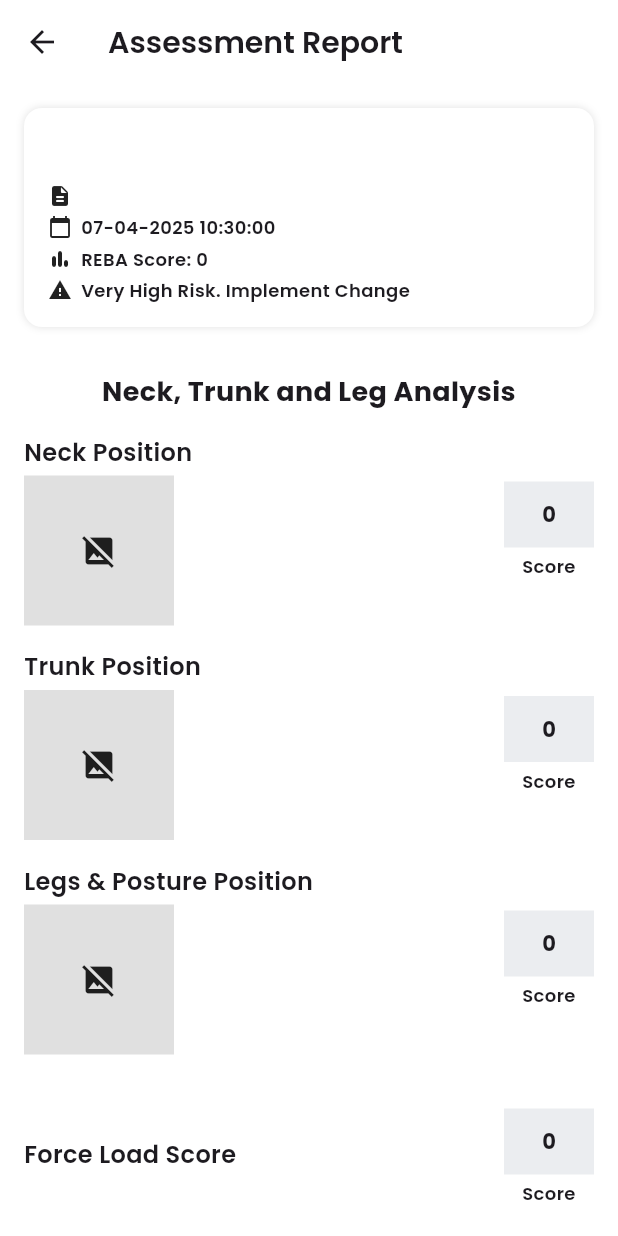
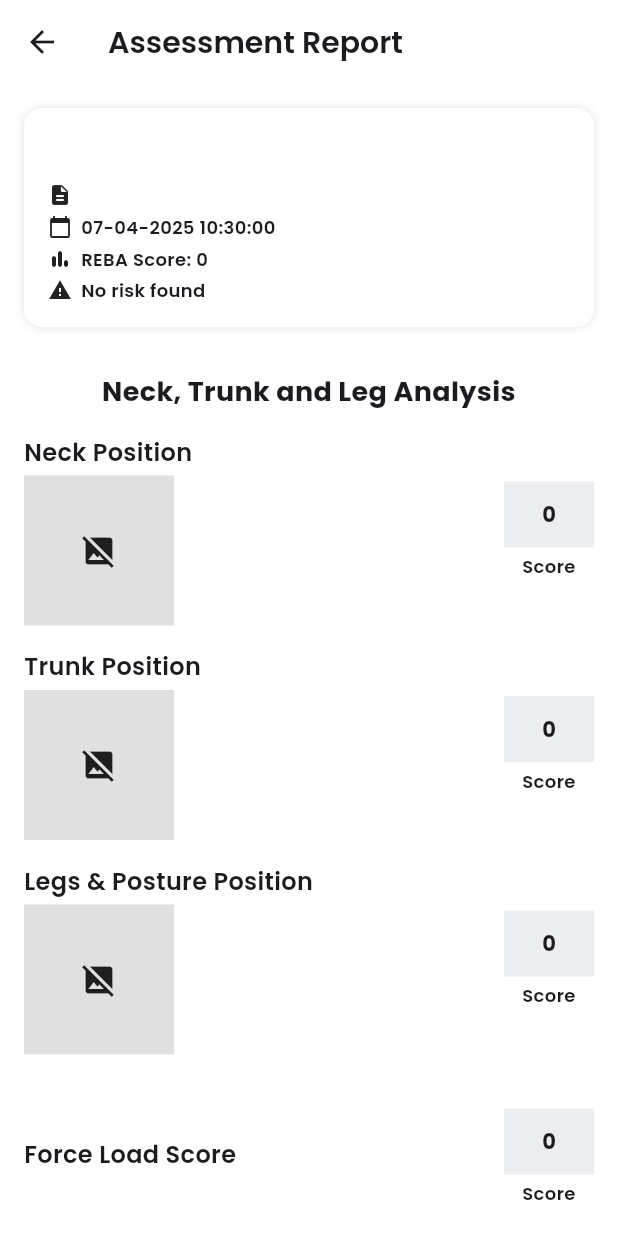
Before and after one commit to donyfajarr/rebain, a Flutter app: the AssessmentDetailsPage screen opened directly with empty values, on a phone screen of 412 x 824 dp. Run offline on Flutter 3.47's test engine with Material 3 defaults, Android fonts, the light colour scheme and no system bars; our stand-ins replace cloud_firestore, device_info_plus, file_picker, firebase_auth, firebase_core, flutter_dotenv and 6 more; missing offline and left inert: tflite_flutter, tflite_flutter_helper; accounts and stored records are empty.

Commit message:
fix overflow details report header

```diff
--- a/lib/details.dart
+++ b/lib/details.dart
@@ -617,21 +617,15 @@ Widget build(BuildContext context) {
   int overallScore = (data['overallScore'] ?? 0) as int;
   String risk = 'No risk found';
 
-    print(overallScore);
-      // Ensure 'overallScore' is a number and check if it's greater than 1
   if (overallScore == 1) {
     risk = 'Negligible Risk';
-    }
-    else if(overallScore >= 2 && overallScore <= 3){
+  } else if (overallScore >= 2 && overallScore <= 3) {
     risk = 'Low Risk. Change may be needed';
-    }
-    else if(overallScore >=4 && overallScore<=7){
+  } else if (overallScore >= 4 && overallScore <= 7) {
     risk = 'Medium Risk. Further Investigate. Change Soon.';
-    }
-    else if (overallScore >=8 && overallScore <=10){
+  } else if (overallScore >= 8 && overallScore <= 10) {
     risk = 'High Risk. Investigate and Implement Change';
-    }
-    else{
+  } else if (overallScore > 10) {
     risk = 'Very High Risk. Implement Change';
   }
 
@@ -645,19 +639,72 @@ Widget build(BuildContext context) {
     child: Column(
       crossAxisAlignment: CrossAxisAlignment.start,
       children: [
-          Text(data['title'].toString(), style: TextStyle(fontSize: 18, fontWeight: FontWeight.bold, color:Color.fromRGBO(55, 149, 112, 1))),
+        Text(
+          data['title'].toString(),
+          style: TextStyle(
+              fontSize: 18,
+              fontWeight: FontWeight.bold,
+              color: Color.fromRGBO(55, 149, 112, 1)),
+        ),
         SizedBox(height: 8),
-          Row(children: [Icon(Icons.description_rounded, size: 16), SizedBox(width: 6), Text(data['description'].toString(), style:TextStyle(fontFamily: 'Poppins', fontSize: 12))]),
+        Row(
+          crossAxisAlignment: CrossAxisAlignment.start,
+          children: [
+            Icon(Icons.description_rounded, size: 16),
+            SizedBox(width: 6),
+            Expanded(
+              child: Text(
+                data['description'].toString(),
+                style: TextStyle(fontFamily: 'Poppins', fontSize: 12),
+              ),
+            ),
+          ],
+        ),
         SizedBox(height: 4),
-          Row(children: [Icon(Icons.calendar_today, size: 16), SizedBox(width: 6), Text(formattedDate, style:TextStyle(fontFamily: 'Poppins', fontSize: 12))]),
+        Row(
+          children: [
+            Icon(Icons.calendar_today, size: 16),
+            SizedBox(width: 6),
+            Expanded(
+              child: Text(
+                formattedDate,
+                style: TextStyle(fontFamily: 'Poppins', fontSize: 12),
+              ),
+            ),
+          ],
+        ),
         SizedBox(height: 4),
-          Row(children: [Icon(Icons.bar_chart_rounded, size: 16), SizedBox(width: 6), Text("REBA Score: ${data['overallScore'] ?? '-'}", style:TextStyle(fontFamily: 'Poppins', fontSize: 12))]),
+        Row(
+          children: [
+            Icon(Icons.bar_chart_rounded, size: 16),
+            SizedBox(width: 6),
+            Expanded(
+              child: Text(
+                "REBA Score: ${data['overallScore'] ?? '-'}",
+                style: TextStyle(fontFamily: 'Poppins', fontSize: 12),
+              ),
+            ),
+          ],
+        ),
         SizedBox(height: 4),
-          Row(children: [Icon(Icons.warning, size: 16), SizedBox(width: 6), Text(risk, style:TextStyle(fontFamily: 'Poppins', fontSize: 12))]),
+        Row(
+          crossAxisAlignment: CrossAxisAlignment.start,
+          children: [
+            Icon(Icons.warning, size: 16),
+            SizedBox(width: 6),
+            Expanded(
+              child: Text(
+                risk,
+                style: TextStyle(fontFamily: 'Poppins', fontSize: 12),
+              ),
+            ),
+          ],
+        ),
       ],
     ),
   );
 }
+
 
   Widget _buildAnalysisSection(String title, List<String> segments, Map<String, dynamic> data) {
   return Column(
```
Lines whose indentation alone changed are shown as unchanged.
